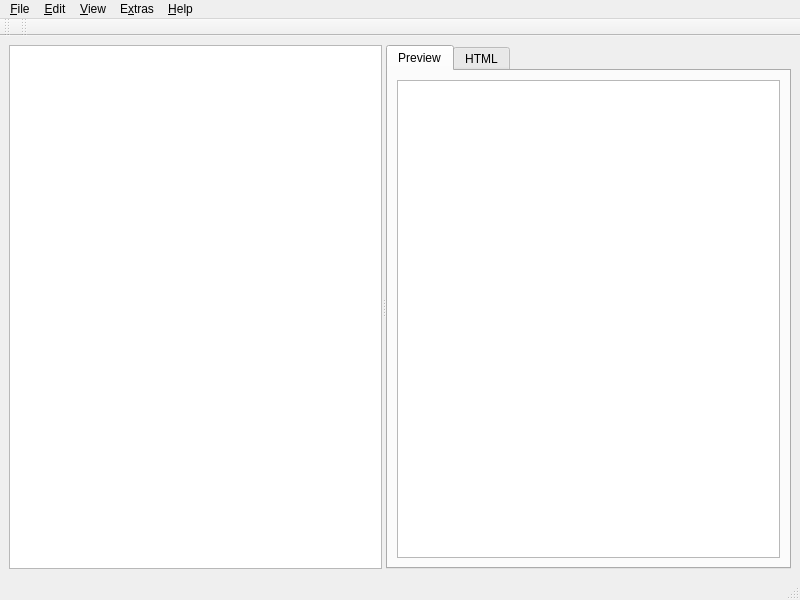
First picture: the form in ui/mainwindow.ui, repository tim-gromeyer/MarkdownEdit, before the edit.
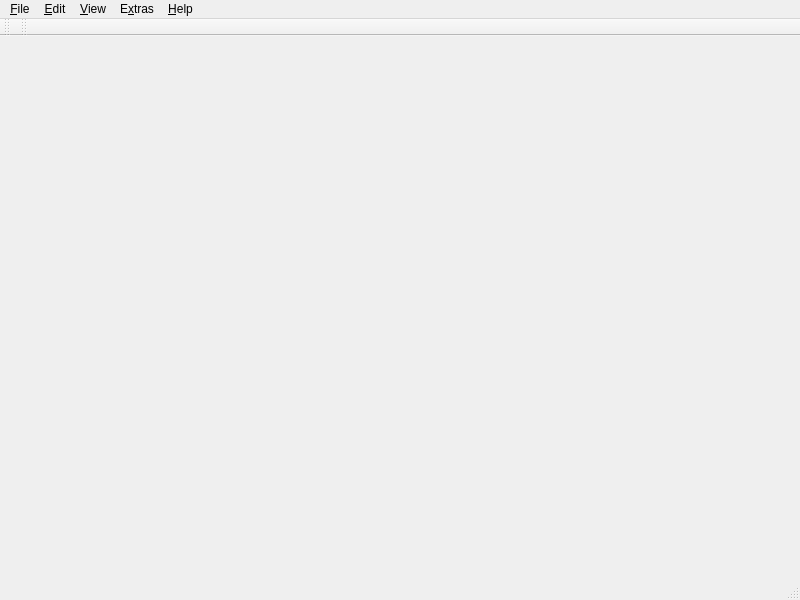
Second picture: the form after the edit. Icons and pictures are not drawn. Custom widgets are drawn as their Qt base class.

Commit message: Fixed software-made-easy/MarkdownEdit#2, new design

Diff of the .ui file:
```diff
--- a/ui/mainwindow.ui
+++ b/ui/mainwindow.ui
@@ -13,9 +13,6 @@
   <property name="windowTitle">
    <string/>
   </property>
-  <widget class="QWidget" name="centralwidget">
-   <layout class="QVBoxLayout" name="verticalLayout">
-    <item>
      <widget class="QSplitter" name="splitter_2">
       <property name="orientation">
        <enum>Qt::Horizontal</enum>
@@ -63,9 +60,6 @@
        </widget>
       </widget>
      </widget>
-    </item>
-   </layout>
-  </widget>
   <widget class="QMenuBar" name="menubar">
    <property name="geometry">
     <rect>
```
Left out of the diff: 3 changed lines with no effect on the pictures. Lines whose indentation alone changed are shown as unchanged. The commit also changes 7 other files.
